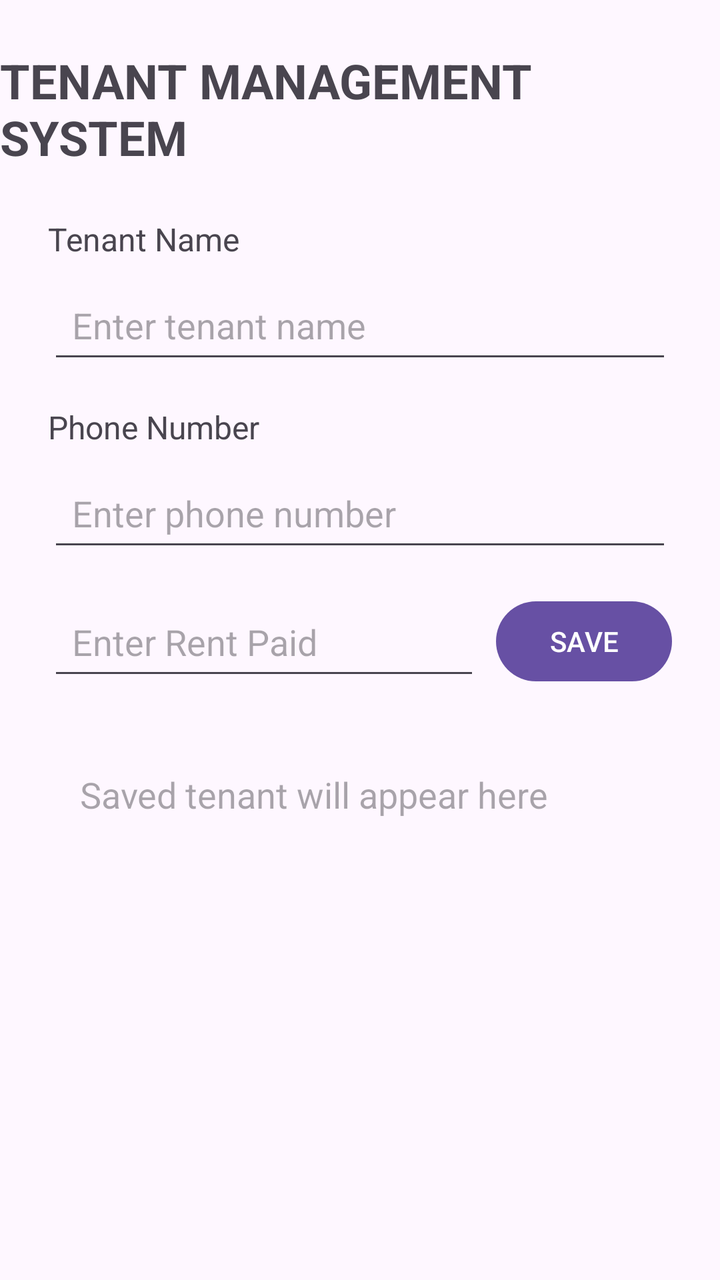
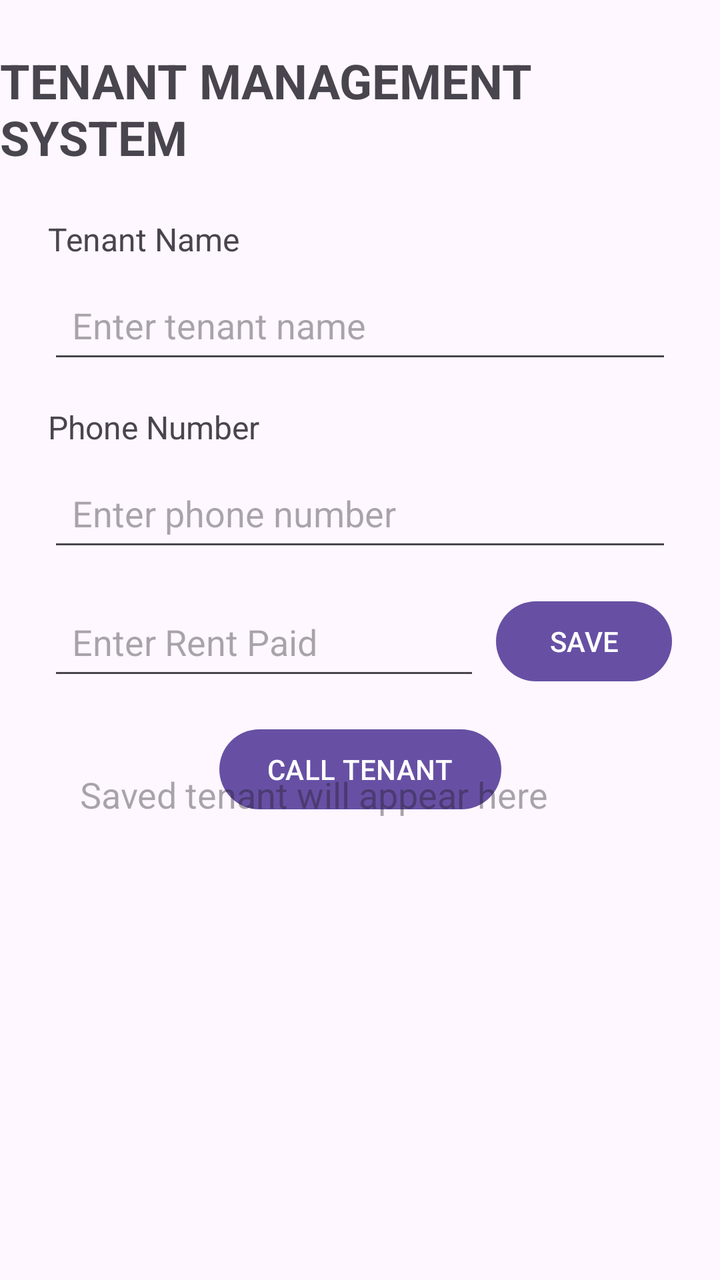

Two renders of the same Android screen: before a commit and after it. Below are the layout's source before the change and the commit's diff.
<!-- AndroidManifest.xml: application theme Theme.TenantManagement -->
<!-- res/layout/activity_main.xml -->
<?xml version="1.0" encoding="utf-8"?>
<layout xmlns:android="http://schemas.android.com/apk/res/android"
    xmlns:app="http://schemas.android.com/apk/res-auto">

    <data>

        <variable
            name="tenant"
            type="com.example.tenantmanagement.Tenant" />

    </data>

    <androidx.constraintlayout.widget.ConstraintLayout
        android:layout_width="match_parent"
        android:layout_height="match_parent">

        <TextView
            android:id="@+id/titleTextView"
            android:layout_width="wrap_content"
            android:layout_height="wrap_content"
            android:text="TENANT MANAGEMENT SYSTEM"
            android:textSize="24sp"
            android:textStyle="bold"
            android:layout_marginTop="24dp"
            app:layout_constraintTop_toTopOf="parent"
            app:layout_constraintStart_toStartOf="parent"
            app:layout_constraintEnd_toEndOf="parent" />

        <TextView
            android:id="@+id/tenantNameLabel"
            android:layout_width="wrap_content"
            android:layout_height="wrap_content"
            android:text="Tenant Name"
            android:textSize="16sp"
            android:layout_marginTop="24dp"
            android:layout_marginStart="24dp"
            app:layout_constraintTop_toBottomOf="@id/titleTextView"
            app:layout_constraintStart_toStartOf="parent" />

        <EditText
            android:id="@+id/tenantNameEditText"
            android:layout_width="0dp"
            android:layout_height="wrap_content"
            android:hint="Enter tenant name"
            android:inputType="textPersonName"
            android:minHeight="48dp"
            android:padding="12dp"
            android:layout_marginTop="8dp"
            android:layout_marginStart="24dp"
            android:layout_marginEnd="24dp"
            app:layout_constraintTop_toBottomOf="@id/tenantNameLabel"
            app:layout_constraintStart_toStartOf="parent"
            app:layout_constraintEnd_toEndOf="parent" />

        <TextView
            android:id="@+id/phoneLabel"
            android:layout_width="wrap_content"
            android:layout_height="wrap_content"
            android:text="Phone Number"
            android:textSize="16sp"
            android:layout_marginTop="16dp"
            android:layout_marginStart="24dp"
            app:layout_constraintTop_toBottomOf="@id/tenantNameEditText"
            app:layout_constraintStart_toStartOf="parent" />

        <EditText
            android:id="@+id/phoneEditText"
            android:layout_width="0dp"
            android:layout_height="wrap_content"
            android:hint="Enter phone number"
            android:inputType="phone"
            android:minHeight="48dp"
            android:padding="12dp"
            android:layout_marginTop="8dp"
            android:layout_marginStart="24dp"
            android:layout_marginEnd="24dp"
            app:layout_constraintTop_toBottomOf="@id/phoneLabel"
            app:layout_constraintStart_toStartOf="parent"
            app:layout_constraintEnd_toEndOf="parent" />

        <EditText
            android:id="@+id/rentEditText"
            android:layout_width="0dp"
            android:layout_height="wrap_content"
            android:hint="Enter Rent Paid"
            android:inputType="numberDecimal"
            android:minHeight="48dp"
            android:padding="12dp"
            android:layout_marginStart="24dp"
            android:layout_marginTop="16dp"
            android:layout_marginEnd="8dp"
            app:layout_constraintTop_toBottomOf="@id/phoneEditText"
            app:layout_constraintStart_toStartOf="parent"
            app:layout_constraintEnd_toStartOf="@id/saveButton" />

        <Button
            android:id="@+id/saveButton"
            android:layout_width="wrap_content"
            android:layout_height="wrap_content"
            android:text="SAVE"
            android:layout_marginEnd="24dp"
            app:layout_constraintTop_toTopOf="@id/rentEditText"
            app:layout_constraintEnd_toEndOf="parent" />

        <TextView
            android:id="@+id/tenantResultTextView"
            android:layout_width="0dp"
            android:layout_height="wrap_content"
            android:text="@{tenant.summary()}"
            android:hint="Saved tenant will appear here"
            android:textSize="18sp"
            android:padding="16dp"
            android:layout_margin="24dp"
            app:layout_constraintTop_toBottomOf="@id/rentEditText"
            app:layout_constraintStart_toStartOf="parent"
            app:layout_constraintEnd_toEndOf="parent" />

    </androidx.constraintlayout.widget.ConstraintLayout>

</layout>
<!-- resources referenced by this layout -->
<resources>
  <style name="Theme.TenantManagement" parent="Base.Theme.TenantManagement" />
  <style name="Base.Theme.TenantManagement" parent="Theme.Material3.DayNight.NoActionBar">
          
          
      </style>
</resources>

<!-- the commit's change to res/layout/activity_main.xml (unified diff, before → after) -->
@@ -101,6 +101,15 @@
             android:layout_marginEnd="24dp"
             app:layout_constraintTop_toTopOf="@id/rentEditText"
             app:layout_constraintEnd_toEndOf="parent" />
+        <Button
+            android:id="@+id/callButton"
+            android:layout_width="wrap_content"
+            android:layout_height="wrap_content"
+            android:layout_marginTop="16dp"
+            android:text="CALL TENANT"
+            app:layout_constraintTop_toBottomOf="@id/saveButton"
+            app:layout_constraintStart_toStartOf="parent"
+            app:layout_constraintEnd_toEndOf="parent" />
 
         <TextView
             android:id="@+id/tenantResultTextView"
@@ -115,6 +124,7 @@
             app:layout_constraintStart_toStartOf="parent"
             app:layout_constraintEnd_toEndOf="parent" />
 
+
     </androidx.constraintlayout.widget.ConstraintLayout>
 
 </layout>
